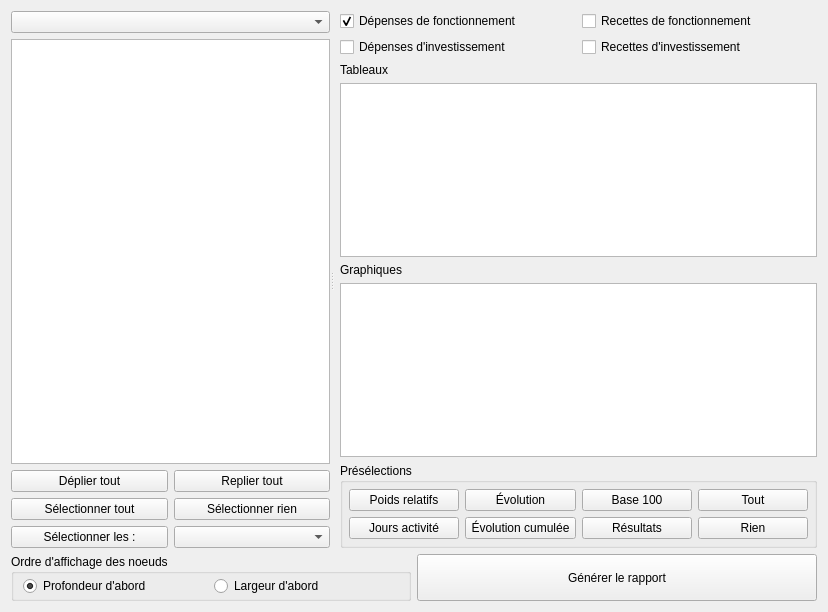
Above: formreports.ui from GiPiLab/ProtonClassicSuite before the change. Below: the same form after it.
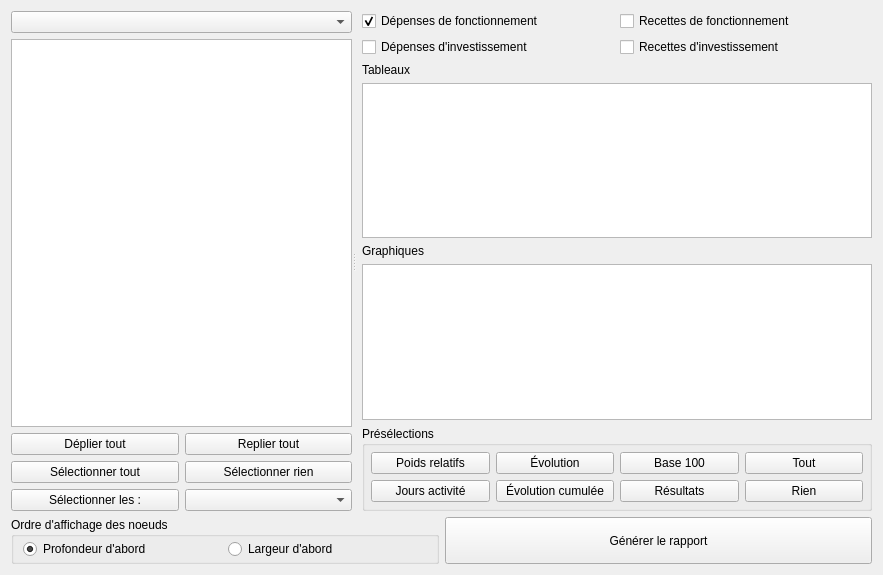
That is the form after the change.

Commit message: Layout optimization

The edit to the form file:
```diff
--- a/formreports.ui
+++ b/formreports.ui
@@ -6,8 +6,8 @@
    <rect>
     <x>0</x>
     <y>0</y>
-    <width>828</width>
-    <height>612</height>
+    <width>883</width>
+    <height>575</height>
    </rect>
   </property>
   <property name="windowTitle">
@@ -121,6 +121,12 @@
        </item>
        <item row="3" column="0" colspan="2">
         <widget class="QListWidget" name="listTables">
+         <property name="sizePolicy">
+          <sizepolicy hsizetype="Expanding" vsizetype="Expanding">
+           <horstretch>0</horstretch>
+           <verstretch>0</verstretch>
+          </sizepolicy>
+         </property>
          <property name="editTriggers">
           <set>QAbstractItemView::NoEditTriggers</set>
          </property>
@@ -130,6 +136,12 @@
          <property name="selectionMode">
           <enum>QAbstractItemView::ExtendedSelection</enum>
          </property>
+         <property name="spacing">
+          <number>4</number>
+         </property>
+         <property name="wordWrap">
+          <bool>true</bool>
+         </property>
         </widget>
        </item>
        <item row="5" column="0" colspan="2">
@@ -143,6 +155,12 @@
          <property name="selectionMode">
           <enum>QAbstractItemView::ExtendedSelection</enum>
          </property>
+         <property name="spacing">
+          <number>4</number>
+         </property>
+         <property name="wordWrap">
+          <bool>true</bool>
+         </property>
         </widget>
        </item>
        <item row="6" column="0" colspan="2">
@@ -280,6 +298,12 @@
        <verstretch>0</verstretch>
       </sizepolicy>
      </property>
+     <property name="maximumSize">
+      <size>
+       <width>16777215</width>
+       <height>47</height>
+      </size>
+     </property>
      <property name="text">
       <string>Générer le rapport</string>
      </property>
```
The commit also changes 1 other file.
